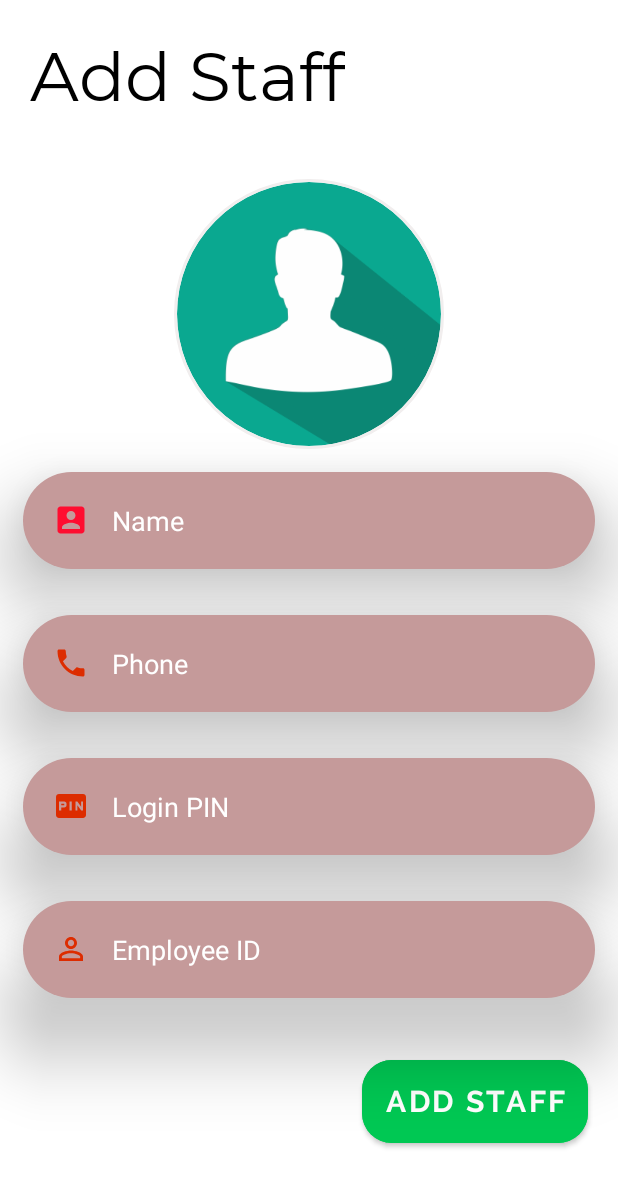
After one commit to harishpadmanabh-HP/GroceriApp, an Android app: the layout fragment_add_staff.xml on its own in the app's theme, with its tools: preview values and no code run, on a phone screen of 412 x 824 dp. The commit adds this screen. Shown: the top 1187 px of the screen. Run offline under Robolectric (Android 15) with nearby library versions, the phone set to English and light mode, and no system bars.

Commit message:
add staff ui

```diff
--- /dev/null
+++ b/app/src/main/res/drawable/edtcurve.xml
@@ -0,0 +1,6 @@
+<?xml version="1.0" encoding="utf-8"?>
+<shape xmlns:android="http://schemas.android.com/apk/res/android" android:shape="rectangle">
+
+    <solid android:color="#C59A9A"/>
+    <corners android:radius="35dp"/>
+</shape>
--- /dev/null
+++ b/app/src/main/res/drawable/ic_account_box_black_24dp.xml
@@ -0,0 +1,5 @@
+<vector android:height="24dp" android:tint="#FF0D30"
+    android:viewportHeight="24.0" android:viewportWidth="24.0"
+    android:width="24dp" xmlns:android="http://schemas.android.com/apk/res/android">
+    <path android:fillColor="#FF000000" android:pathData="M3,5v14c0,1.1 0.89,2 2,2h14c1.1,0 2,-0.9 2,-2L21,5c0,-1.1 -0.9,-2 -2,-2L5,3c-1.11,0 -2,0.9 -2,2zM15,9c0,1.66 -1.34,3 -3,3s-3,-1.34 -3,-3 1.34,-3 3,-3 3,1.34 3,3zM6,17c0,-2 4,-3.1 6,-3.1s6,1.1 6,3.1v1L6,18v-1z"/>
+</vector>
--- /dev/null
+++ b/app/src/main/res/drawable/ic_fiber_pin_black_24dp.xml
@@ -0,0 +1,5 @@
+<vector android:height="24dp" android:tint="#DD2C00"
+    android:viewportHeight="24.0" android:viewportWidth="24.0"
+    android:width="24dp" xmlns:android="http://schemas.android.com/apk/res/android">
+    <path android:fillColor="#FF000000" android:pathData="M5.5,10.5h2v1h-2zM20,4L4,4c-1.11,0 -1.99,0.89 -1.99,2L2,18c0,1.11 0.89,2 2,2h16c1.11,0 2,-0.89 2,-2L22,6c0,-1.11 -0.89,-2 -2,-2zM9,11.5c0,0.85 -0.65,1.5 -1.5,1.5h-2v2L4,15L4,9h3.5c0.85,0 1.5,0.65 1.5,1.5v1zM12.5,15L11,15L11,9h1.5v6zM20,15h-1.2l-2.55,-3.5L16.25,15L15,15L15,9h1.25l2.5,3.5L18.75,9L20,9v6z"/>
+</vector>
--- /dev/null
+++ b/app/src/main/res/drawable/ic_local_phone_black_24dp.xml
@@ -0,0 +1,5 @@
+<vector android:height="24dp" android:tint="#DD2C00"
+    android:viewportHeight="24.0" android:viewportWidth="24.0"
+    android:width="24dp" xmlns:android="http://schemas.android.com/apk/res/android">
+    <path android:fillColor="#DD2C00" android:pathData="M6.62,10.79c1.44,2.83 3.76,5.14 6.59,6.59l2.2,-2.2c0.27,-0.27 0.67,-0.36 1.02,-0.24 1.12,0.37 2.33,0.57 3.57,0.57 0.55,0 1,0.45 1,1V20c0,0.55 -0.45,1 -1,1 -9.39,0 -17,-7.61 -17,-17 0,-0.55 0.45,-1 1,-1h3.5c0.55,0 1,0.45 1,1 0,1.25 0.2,2.45 0.57,3.57 0.11,0.35 0.03,0.74 -0.25,1.02l-2.2,2.2z"/>
+</vector>
--- /dev/null
+++ b/app/src/main/res/drawable/ic_perm_identity_black_24dp.xml
@@ -0,0 +1,5 @@
+<vector android:height="24dp" android:tint="#DD2C00"
+    android:viewportHeight="24.0" android:viewportWidth="24.0"
+    android:width="24dp" xmlns:android="http://schemas.android.com/apk/res/android">
+    <path android:fillColor="#FF000000" android:pathData="M12,5.9c1.16,0 2.1,0.94 2.1,2.1s-0.94,2.1 -2.1,2.1S9.9,9.16 9.9,8s0.94,-2.1 2.1,-2.1m0,9c2.97,0 6.1,1.46 6.1,2.1v1.1L5.9,18.1L5.9,17c0,-0.64 3.13,-2.1 6.1,-2.1M12,4C9.79,4 8,5.79 8,8s1.79,4 4,4 4,-1.79 4,-4 -1.79,-4 -4,-4zM12,13c-2.67,0 -8,1.34 -8,4v3h16v-3c0,-2.66 -5.33,-4 -8,-4z"/>
+</vector>
--- /dev/null
+++ b/app/src/main/res/layout/fragment_add_staff.xml
@@ -0,0 +1,130 @@
+<?xml version="1.0" encoding="utf-8"?>
+<FrameLayout xmlns:android="http://schemas.android.com/apk/res/android"
+    xmlns:tools="http://schemas.android.com/tools"
+    android:layout_width="match_parent"
+    android:layout_height="match_parent"
+    xmlns:app="http://schemas.android.com/apk/res-auto"
+    tools:context=".Shopowner.Fragments.AddStaffFragment">
+
+    <ScrollView
+        android:layout_width="match_parent"
+        android:layout_height="match_parent">
+    <LinearLayout
+        android:layout_width="match_parent"
+        android:background="#fff"
+        android:layout_height="match_parent"
+        android:orientation="vertical">
+
+        <TextView
+            android:layout_width="wrap_content"
+            android:layout_height="wrap_content"
+            android:text="Add Staff"
+            android:translationZ="20dp"
+            android:textSize="45dp"
+            android:fontFamily="@font/monsterregular"
+            android:layout_margin="20dp"
+            android:textColor="#000"
+            />
+
+        <de.hdodenhof.circleimageview.CircleImageView
+            xmlns:app="http://schemas.android.com/apk/res-auto"
+            android:id="@+id/staffdp"
+            android:layout_width="180dp"
+            android:layout_height="180dp"
+            android:layout_gravity="center"
+            android:translationZ="30dp"
+            android:layout_marginTop="20dp"
+            android:src="@drawable/dp"
+            app:civ_border_width="2dp"
+            app:civ_border_color="#F1EEEE"/>
+
+        <EditText
+            android:id="@+id/staffname"
+            android:layout_width="match_parent"
+            android:layout_height="wrap_content"
+            android:layout_margin="15dp"
+            android:background="@drawable/edtcurve"
+            android:drawableLeft="@drawable/ic_account_box_black_24dp"
+            android:drawablePadding="15dp"
+            android:hint="Name"
+            android:inputType="textCapCharacters"
+            android:padding="20dp"
+            android:textColor="#fff"
+            android:textColorHint="#fff"
+            android:textSize="18dp"
+
+            android:translationZ="30dp" />
+
+        <EditText
+            android:id="@+id/staffphone"
+            android:layout_width="match_parent"
+            android:layout_height="wrap_content"
+            android:layout_margin="15dp"
+            android:background="@drawable/edtcurve"
+            android:drawableLeft="@drawable/ic_local_phone_black_24dp"
+            android:drawablePadding="15dp"
+            android:hint="Phone"
+            android:inputType="phone"
+            android:padding="20dp"
+            android:textColor="#fff"
+            android:textColorHint="#fff"
+            android:textSize="18dp"
+
+            android:translationZ="30dp" />
+
+        <EditText
+            android:id="@+id/staffpin"
+            android:layout_width="match_parent"
+            android:layout_height="wrap_content"
+            android:layout_margin="15dp"
+            android:background="@drawable/edtcurve"
+            android:drawableLeft="@drawable/ic_fiber_pin_black_24dp"
+            android:drawablePadding="15dp"
+            android:hint="Login PIN"
+            android:inputType="numberPassword"
+            android:padding="20dp"
+            android:textColor="#fff"
+            android:textColorHint="#fff"
+            android:textSize="18dp"
+
+            android:translationZ="30dp" />
+
+        <EditText
+            android:id="@+id/staffempid"
+            android:layout_width="match_parent"
+            android:layout_height="wrap_content"
+            android:layout_margin="15dp"
+            android:background="@drawable/edtcurve"
+            android:drawableLeft="@drawable/ic_perm_identity_black_24dp"
+            android:drawablePadding="15dp"
+            android:hint="Employee ID"
+            android:inputType="number"
+            android:padding="20dp"
+            android:textColor="#fff"
+            android:textColorHint="#fff"
+            android:textSize="18dp"
+
+            android:translationZ="30dp" />
+
+        <com.google.android.material.button.MaterialButton
+            android:id="@+id/addProductbtn"
+            style="@style/Widget.MaterialComponents.Button"
+            android:layout_width="wrap_content"
+            android:layout_height="wrap_content"
+            android:text="Add Staff"
+            android:backgroundTint="#00C853"
+            android:layout_margin="20dp"
+            android:padding="15dp"
+            android:textSize="20dp"
+            app:cornerRadius="20dp"
+            android:fontFamily="@font/raleway"
+            android:layout_gravity="right"
+            />
+
+
+
+
+    </LinearLayout>
+    </ScrollView>
+
+</FrameLayout>
```
Also changed, not shown: app/src/main/java/com/hp/groceriapp/Retro/Apis.java (+11 -0 lines), app/src/main/java/com/hp/groceriapp/Shopowner/Fragments/AddStaffFragment.java (added, +193 -0 lines), app/src/main/java/com/hp/groceriapp/Shopowner/Fragments/ProductsFragment.java (+3 -4 lines), app/src/main/java/com/hp/groceriapp/Shopowner/Fragments/StaffsFragment.java (+19 -14 lines), app/src/main/java/com/hp/groceriapp/Shopowner/Model/AddStaffModel.java (added, +48 -0 lines), app/src/main/java/com/hp/groceriapp/Utils/FragmentSwitcher.java (+10 -3 lines), app/src/main/res/drawable/dp.png (added).
